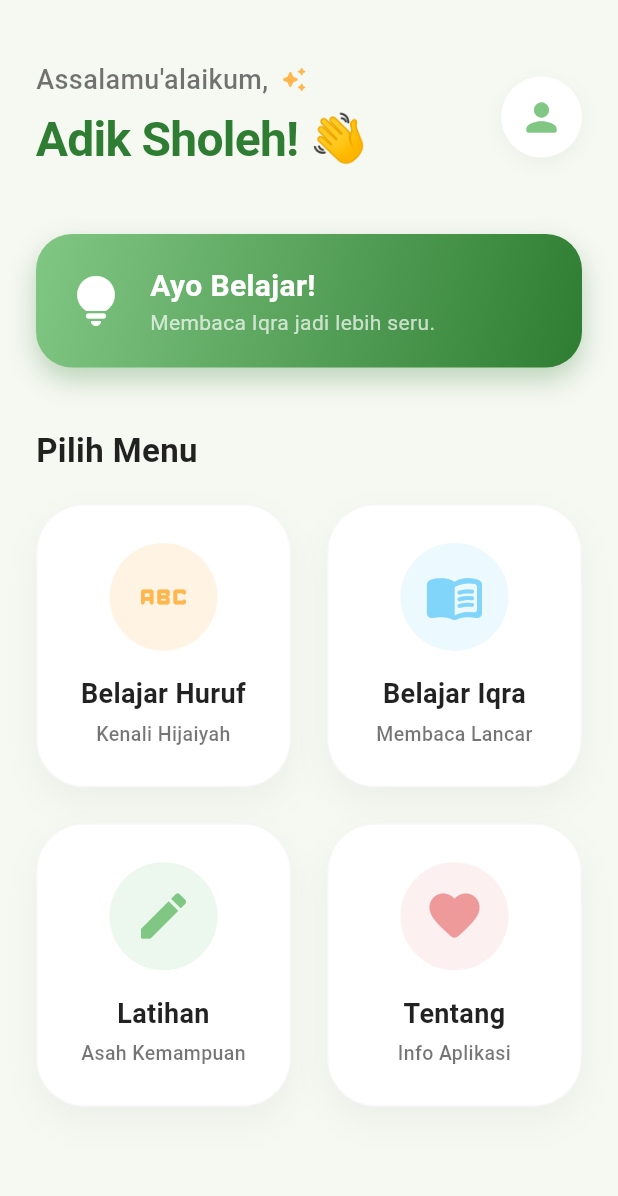
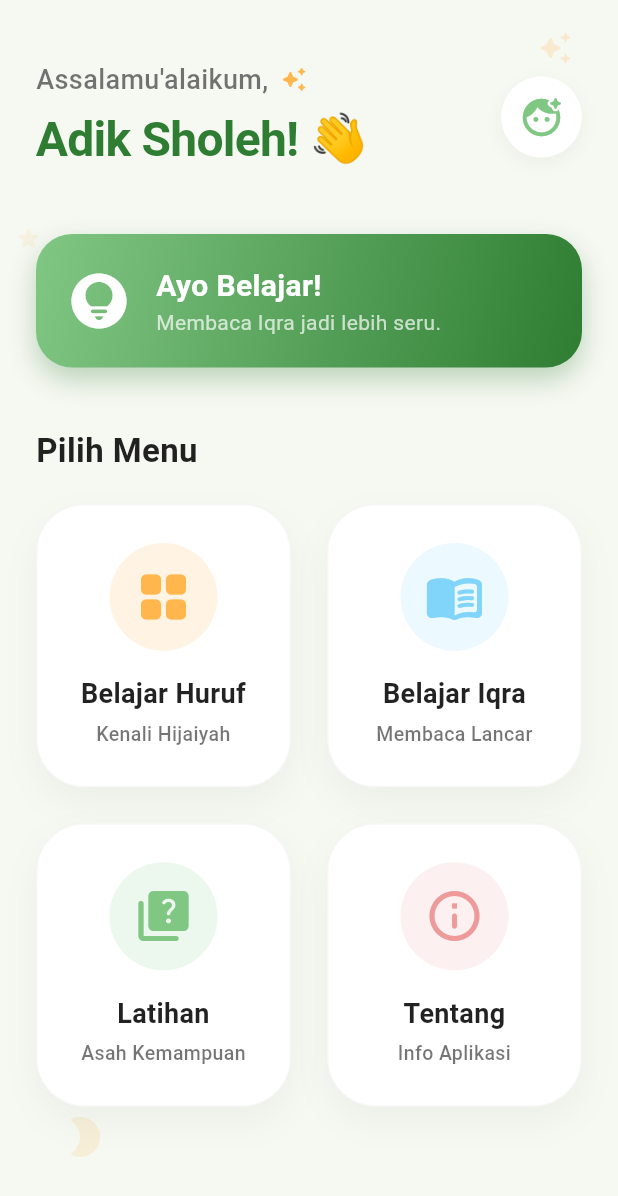
Before and after one commit to ivan72727272/i-qrok, a Flutter app: the screen it shows after launch, on a phone screen of 412 x 824 dp. Shown: the top 1196 px of the screen. Run offline on Flutter 3.47's test engine with Material 3 defaults, Android fonts, the phone set to English and light mode, and no system bars; our stand-ins replace audioplayers.

Commit message:
style: improve icons and illustrations system

```diff
--- a/lib/screens/home_screen.dart
+++ b/lib/screens/home_screen.dart
@@ -2,6 +2,7 @@ import 'package:flutter/material.dart';
 import 'package:flutter/services.dart';
 import '../constants/app_constants.dart';
 import '../widgets/menu_card.dart';
+import '../widgets/islamic_decor.dart';
 import 'belajar_huruf_screen.dart';
 import 'belajar_iqra_screen.dart';
 import 'latihan_screen.dart';
@@ -49,7 +50,12 @@ class HomeScreen extends StatelessWidget {
         }
       },
       child: Scaffold(
-        body: SafeArea(
+        body: Stack(
+          children: [
+            // Floating Decorative Elements
+            const FloatingStars(),
+
+            SafeArea(
               child: TweenAnimationBuilder<double>(
                 duration: const Duration(milliseconds: 1000),
                 tween: Tween(begin: 0.0, end: 1.0),
@@ -115,7 +121,7 @@ class HomeScreen extends StatelessWidget {
                                 ),
                               ],
                             ),
-                        child: const Icon(Icons.person_rounded, color: AppColors.primaryLight, size: 30),
+                            child: const Icon(Icons.face_retouching_natural_rounded, color: AppColors.primaryLight, size: 30),
                           ),
                         ],
                       ),
@@ -141,7 +147,7 @@ class HomeScreen extends StatelessWidget {
                         ),
                         child: const Row(
                           children: [
-                        Icon(Icons.lightbulb_rounded, color: Colors.white, size: 40),
+                            Icon(Icons.lightbulb_circle_rounded, color: Colors.white, size: 44),
                             SizedBox(width: AppSpacing.md),
                             Expanded(
                               child: Column(
@@ -178,7 +184,7 @@ class HomeScreen extends StatelessWidget {
                             MenuCard(
                               title: 'Belajar Huruf',
                               subtitle: 'Kenali Hijaiyah',
-                          icon: Icons.abc_rounded,
+                              icon: Icons.grid_view_rounded,
                               color: AppColors.accent,
                               onTap: () => Navigator.push(context, MaterialPageRoute(builder: (context) => const BelajarHurufScreen())),
                             ),
@@ -192,14 +198,14 @@ class HomeScreen extends StatelessWidget {
                             MenuCard(
                               title: 'Latihan',
                               subtitle: 'Asah Kemampuan',
-                          icon: Icons.create_rounded,
+                              icon: Icons.quiz_rounded,
                               color: AppColors.primaryLight,
                               onTap: () => Navigator.push(context, MaterialPageRoute(builder: (context) => const LatihanScreen())),
                             ),
                             MenuCard(
                               title: 'Tentang',
                               subtitle: 'Info Aplikasi',
-                          icon: Icons.favorite_rounded,
+                              icon: Icons.info_outline_rounded,
                               color: AppColors.error,
                               onTap: () => Navigator.push(context, MaterialPageRoute(builder: (context) => const TentangScreen())),
                             ),
@@ -211,6 +217,8 @@ class HomeScreen extends StatelessWidget {
                 ),
               ),
             ),
+          ],
+        ),
       ),
     );
   }
--- /dev/null
+++ b/lib/widgets/islamic_decor.dart
@@ -0,0 +1,63 @@
+import 'package:flutter/material.dart';
+import '../constants/app_constants.dart';
+
+class IslamicDecor extends StatelessWidget {
+  final double size;
+  final Color? color;
+  final double opacity;
+
+  const IslamicDecor({
+    super.key,
+    this.size = 100,
+    this.color,
+    this.opacity = 0.1,
+  });
+
+  @override
+  Widget build(BuildContext context) {
+    return Opacity(
+      opacity: opacity,
+      child: Icon(
+        Icons.mosque_rounded,
+        size: size,
+        color: color ?? AppColors.primary,
+      ),
+    );
+  }
+}
+
+class FloatingStars extends StatelessWidget {
+  const FloatingStars({super.key});
+
+  @override
+  Widget build(BuildContext context) {
+    return Stack(
+      children: [
+        Positioned(
+          top: 20,
+          right: 30,
+          child: Opacity(
+            opacity: 0.2,
+            child: Icon(Icons.auto_awesome_rounded, size: 24, color: AppColors.accent),
+          ),
+        ),
+        Positioned(
+          bottom: 50,
+          left: 40,
+          child: Opacity(
+            opacity: 0.15,
+            child: Icon(Icons.brightness_2_rounded, size: 32, color: AppColors.accent),
+          ),
+        ),
+        Positioned(
+          top: 150,
+          left: 10,
+          child: Opacity(
+            opacity: 0.1,
+            child: Icon(Icons.star_rounded, size: 18, color: AppColors.accent),
+          ),
+        ),
+      ],
+    );
+  }
+}
```
Also changed, not shown: lib/screens/latihan_screen.dart (+21 -0 lines), lib/widgets/empty_state.dart (added, +61 -0 lines). Lines whose indentation alone changed are shown as unchanged.
